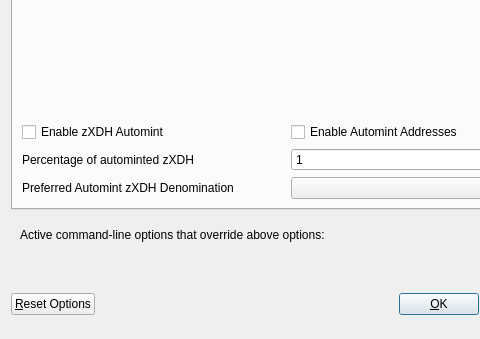
The window that src/qt/forms/optionsdialog.ui (kahsh/kahsh) describes before a commit, drawn with Qt 5; both pictures show x 0 to 480 and y 173 to 512 of the 576 by 512 pixel window.
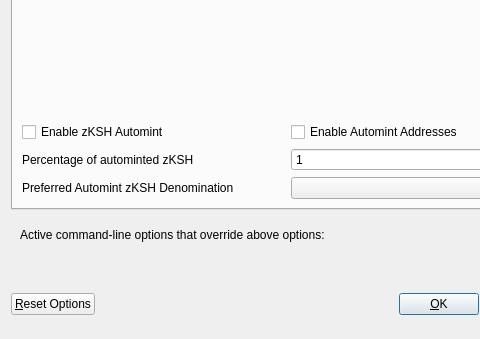
The same window after the commit. The open tabs and pages were chosen to show the change. Custom widgets are drawn as their Qt base class.

```diff
--- a/src/qt/forms/optionsdialog.ui
+++ b/src/qt/forms/optionsdialog.ui
@@ -141,7 +141,7 @@
             <enum>Qt::LeftToRight</enum>
            </property>
            <property name="text">
-            <string>Enable zXDH Automint</string>
+            <string>Enable zKSH Automint</string>
            </property>
           </widget>
          </item>
@@ -168,7 +168,7 @@
             <string>Percentage of incoming XDH which get automatically converted to zXDH via Zerocoin Protocol (min: 10%)</string>
            </property>
            <property name="text">
-            <string>Percentage of autominted zXDH</string>
+            <string>Percentage of autominted zKSH</string>
            </property>
           </widget>
          </item>
@@ -201,7 +201,7 @@
             <string>Wait with automatic conversion to Zerocoin until enough XDH for this denomination is available</string>
            </property>
            <property name="text">
-            <string>Preferred Automint zXDH Denomination</string>
+            <string>Preferred Automint zKSH Denomination</string>
            </property>
           </widget>
          </item>
```
Left out of the diff: 10 changed lines with no effect on the pictures.
